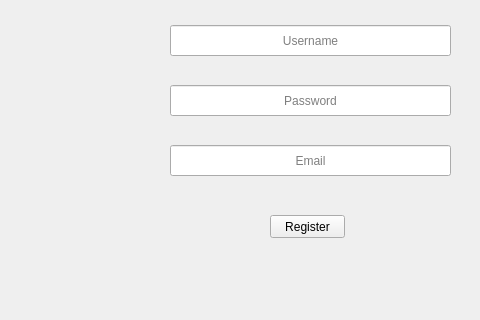
Above: app/Gui/form.ui from Dmartins2695/LPI before the change; both pictures show x 320 to 800 and y 165 to 485 of the 800 by 600 pixel window. Below: the same form after it.
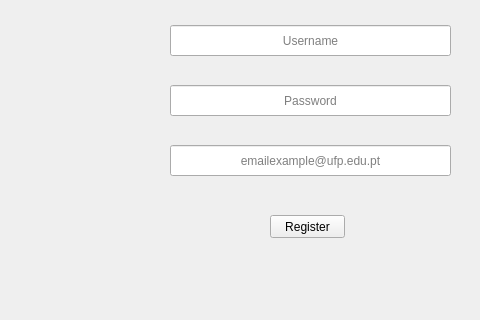
That is the form after the change.

Patch:
```diff
--- a/app/Gui/form.ui
+++ b/app/Gui/form.ui
@@ -173,7 +173,10 @@
      <set>Qt::AlignCenter</set>
     </property>
     <property name="placeholderText">
-     <string>Email</string>
+     <string>emailexample@ufp.edu.pt</string>
+    </property>
+    <property name="clearButtonEnabled">
+     <bool>true</bool>
     </property>
    </widget>
   </widget>
```
Left out of the diff: 40 changed lines with no effect on the pictures.
